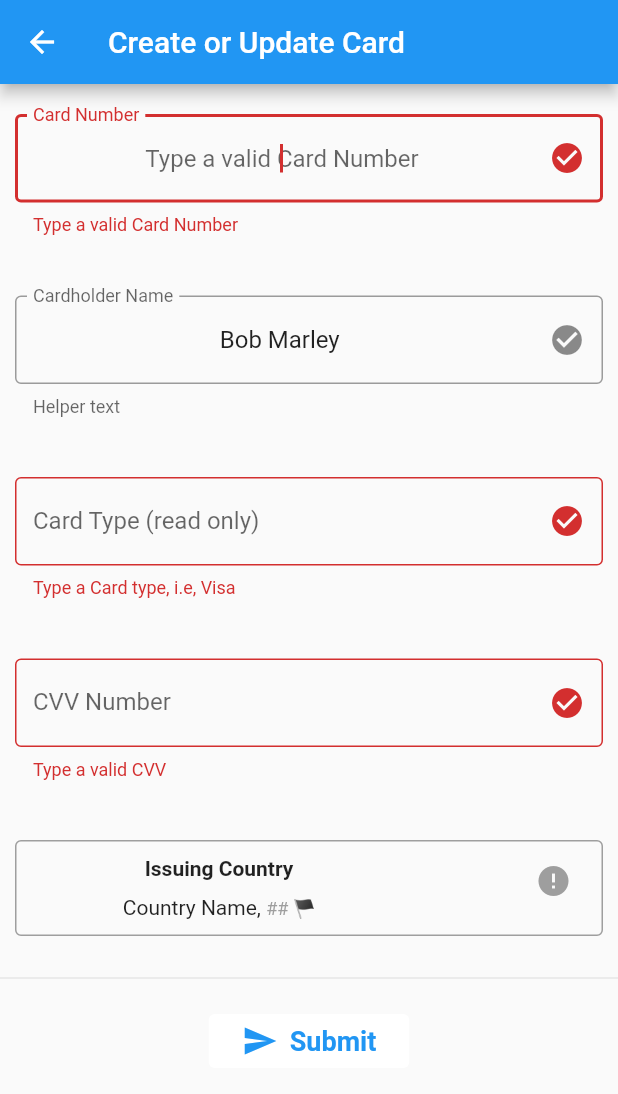
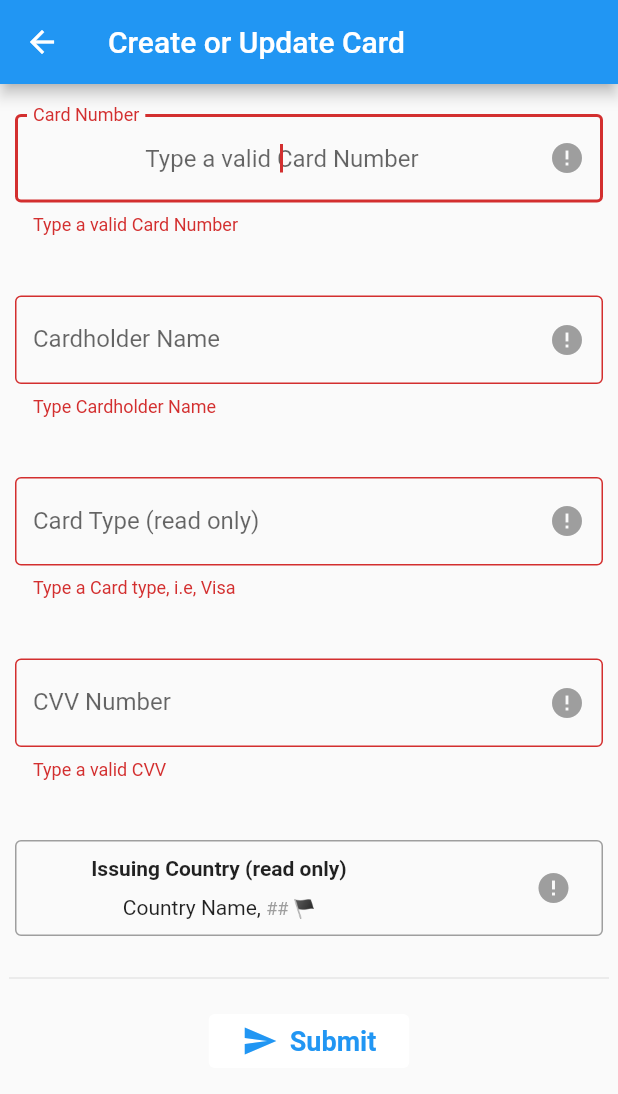
Before and after one commit to makhosi6/card_security_system, a Flutter app: the CreateEditCard screen opened by its route, after a tap on "Submit", on a phone screen of 412 x 824 dp. Shown: the top 1094 px of the screen. Run offline on Flutter 3.47's test engine with Material 2 defaults, Android fonts, the phone set to English and light mode, and no system bars; our stand-ins replace flutter_slidable, flutter_speed_dial; missing offline and left inert: credit_card_scanner, credit_card_type_detector.

Commit message:
Tue May  2 23:52:59 SAST 2023 - improve the add/update card form, and add user confirmation/feedback as they type.

```diff
--- a/lib/models/country.dart
+++ b/lib/models/country.dart
@@ -9,8 +9,10 @@ class Country {
 
   $toMap() => {"name": name, "code": code};
 
-  flag() => code.toUpperCase().replaceAllMapped(RegExp(r'[A-Z]'),
-      (match) => String.fromCharCode(match.group(0)!.codeUnitAt(0) + 127397));
+  String get flag {
+    return code.toUpperCase().replaceAllMapped(RegExp(r'[A-Z]'),
+        (match) => String.fromCharCode(match.group(0)!.codeUnitAt(0) + 127397));
+  }
 
   @override
   String toString() {
--- a/lib/pages/create_edit_card_page.dart
+++ b/lib/pages/create_edit_card_page.dart
@@ -1,7 +1,7 @@
 import 'package:card_security_system/models/country.dart';
 import 'package:card_security_system/provider/card_details.dart';
 import 'package:card_security_system/utils/helpers.dart';
-import 'package:credit_card_scanner/models/card_details.dart';
+import 'package:credit_card_scanner/credit_card_scanner.dart';
 import 'package:credit_card_type_detector/credit_card_type_detector.dart';
 import 'package:flutter/foundation.dart';
 import 'package:flutter/material.dart';
@@ -11,10 +11,13 @@ import 'package:provider/provider.dart';
 final _formKey = GlobalKey<FormState>();
 
 class CreateEditCard extends StatefulWidget {
+  /// Named of the page/route
   static const routeName = "create-edit-card-details";
 
+  /// (Optional) Initial card details passed from the previous page
   final CardDetails? cardDetails;
 
+  /// a page that contains the form used to create or edit the card details
   const CreateEditCard({super.key, this.cardDetails});
 
   @override
@@ -22,14 +25,29 @@ class CreateEditCard extends StatefulWidget {
 }
 
 class _CreateEditCardState extends State<CreateEditCard> {
+  /// value received from the child input field [Card number], as a String because [TextFormField] returns Strings only
   String _cardNumber = "";
 
+  /// value received from the child input field [Cardholder Name], as a String because [TextFormField] returns Strings only
+  final String _cardHolder = "";
+
+  /// value received from the child input field [Card type], as a String because [TextFormField] returns Strings only
+  final String _cardType = "";
+
+  /// value received from the child input field [CVV number], as a String because [TextFormField] returns Strings only
+  final String _cvvNumber = "";
+
+  /// a [Country] object, received from the [binlist.net] API via the [fetchIssuingCountry] function, calculated using the first 6 digits of a credit card number
+  /// - Requests are throttled at 10 per minute
   Country? country;
 
+  /// Get the issuing country using the first  6 digits of a bank card number
+  /// - powered by the [binlist.net] API
   void fetchIssuingCountry() async {
+    try {
       print("Update country");
       var issuingCountry =
-        _cardNumber.isEmpty ? null : await getIssuingCountry(_cardNumber);
+          _cardNumber.isNotEmpty ? await getIssuingCountry(_cardNumber) : null;
 
       if (issuingCountry != null && issuingCountry.isNotEmpty && mounted) {
         print("Update country");
@@ -39,11 +57,25 @@ class _CreateEditCardState extends State<CreateEditCard> {
               code: issuingCountry["country"]["alpha2"]);
         });
       }
+    } catch (e) {
+      print(e.toString());
+    }
   }
 
   @override
   Widget build(BuildContext context) {
-    return Scaffold(
+    var isAndroid = TargetPlatform.android == defaultTargetPlatform;
+    var isDark = Theme.of(context).brightness == Brightness.dark;
+
+    ///
+    return WillPopScope(
+      onWillPop: () async {
+        /// clear stale data as we dispose the page
+        Provider.of<InferCardType>(context, listen: false).value = "";
+
+        return true;
+      },
+      child: Scaffold(
         appBar: AppBar(
           title: const Text("Create or Update Card"),
         ),
@@ -83,11 +115,11 @@ class _CreateEditCardState extends State<CreateEditCard> {
                           setValue: (String value) {},
                           hint: 'Type Cardholder Name',
                           label: 'Cardholder Name',
-                        initialValue: "Bob Marley",
+                          // initialValue: "Bob Marley",
                           type: TextInputType.name,
                         ),
 
-                      /// card type input field
+                        /// Card type input field, listens for changes from the [InferCardType] provider and acts accordingly
                         ValueListenableBuilder<String?>(
                           valueListenable: ValueNotifier(
                               Provider.of<InferCardType>(context).value),
@@ -104,7 +136,7 @@ class _CreateEditCardState extends State<CreateEditCard> {
                           },
                         ),
 
-                      /// Card CVV input field
+                        /// Card CVV input field,
                         _NamedTextInputWidget(
                             setValue: (String value) {},
                             hint: 'Type a valid CVV',
@@ -112,7 +144,7 @@ class _CreateEditCardState extends State<CreateEditCard> {
                             inputLimit: 4 // 3 to 4,
                             ),
 
-                      /// issuing country
+                        /// issuing country, powered by the [binlist.net] API
                         Container(
                           width: 400.0,
                           padding: const EdgeInsets.only(bottom: 10),
@@ -134,7 +166,7 @@ class _CreateEditCardState extends State<CreateEditCard> {
                                       const Padding(
                                         padding: EdgeInsets.all(10.0),
                                         child: Text(
-                                        'Issuing Country',
+                                          'Issuing Country (read only)',
                                           style: TextStyle(
                                             fontSize: 14.0,
                                             fontWeight: FontWeight.bold,
@@ -153,7 +185,7 @@ class _CreateEditCardState extends State<CreateEditCard> {
                                         ),
                                         TextSpan(
                                           text: country != null
-                                            ? "${country?.code} ${country?.flag()}"
+                                              ? "${country?.code} ${country?.flag}"
                                               : '## 🏴',
                                           style: const TextStyle(
                                               fontSize: 12, color: Colors.grey),
@@ -164,7 +196,7 @@ class _CreateEditCardState extends State<CreateEditCard> {
                                 ),
                                 Padding(
                                   padding: const EdgeInsets.only(
-                                    left: 20.0, right: 20.0),
+                                      left: 20.0, right: 20.0, top: 10),
                                   child: Icon(
                                     country != null
                                         ? Icons.check_circle
@@ -180,7 +212,7 @@ class _CreateEditCardState extends State<CreateEditCard> {
                         ),
 
                         ///divider
-                      const Divider(),
+                        const SizedBox(width: 400.0, child: Divider()),
 
                         ///Submit button
                         Padding(
@@ -195,9 +227,15 @@ class _CreateEditCardState extends State<CreateEditCard> {
                               ),
                             ),
                             onPressed: () {
+                              /// check if form is filled correctly
                               if (_formKey.currentState!.validate()) {
+                                /// then save
                                 _formKey.currentState?.save();
                               }
+
+                              // and clear the form
+
+                              //then navigate away
                             },
                             style: ButtonStyle(
                               padding: MaterialStateProperty.all(
@@ -205,7 +243,8 @@ class _CreateEditCardState extends State<CreateEditCard> {
                                   top: 5.0,
                                   bottom: 5.0,
                                   left: 22.0,
-                                  right: 22.0),
+                                  right: 22.0,
+                                ),
                               ),
                               backgroundColor:
                                   MaterialStateProperty.all(Colors.white),
@@ -220,6 +259,7 @@ class _CreateEditCardState extends State<CreateEditCard> {
             ),
           ),
         ),
+      ),
     );
   }
 
@@ -230,18 +270,25 @@ class _CreateEditCardState extends State<CreateEditCard> {
 }
 
 class _NamedTextInputWidget extends StatefulWidget {
+  /// Use this callback/param to update the parent, push the value up the tree
   void Function(String value) setValue;
 
+  /// Displayed name of the ipt field
   String? label;
 
+  /// Hint or helper text OR description
   String? hint;
 
+  /// data type, text or number
   TextInputType? type;
 
+  /// Expected maximum number of digits or letter
   int? inputLimit;
 
+  /// initial value of the field passed from the parent widget
   dynamic initialValue;
 
+  /// is it a read oly input field
   bool? readOnly;
 
   _NamedTextInputWidget({
@@ -266,11 +313,24 @@ class _NamedTextInputWidgetState extends State<_NamedTextInputWidget> {
   ///
   final FocusNode focusNode = FocusNode();
 
+  /// is the field value a valid input
+  var isValidated = false;
+
   ///
   @override
   void initState() {
     super.initState();
     print("SET TO ${widget.initialValue}");
+
+    focusNode.addListener(() {
+      /// on focus event, update the parent, push the value up the tree
+      if (widget.label == 'Card Number') {
+        widget.setValue(inputController.value.text);
+      }
+    });
+
+    /// is [widget.initialValue] a valid value
+    isValidated = validate(widget.initialValue) == null;
 
     /// set initial value if available
     if (widget.initialValue != null) inputController.text = widget.initialValue;
@@ -288,34 +348,20 @@ class _NamedTextInputWidgetState extends State<_NamedTextInputWidget> {
         autofocus: true,
         readOnly: widget.readOnly ?? false,
         textAlign: TextAlign.center,
-
-        ///
         decoration: InputDecoration(
           hintMaxLines: 1,
           errorMaxLines: 1,
           constraints: const BoxConstraints(maxWidth: 400.0),
           hintText: widget.hint ?? "Please type...",
-          // icon: const Icon(Icons.favorite),
           labelText: widget.label,
-          helperText: 'Helper text',
-          suffixIcon: const Icon(
-            Icons.check_circle,
+          suffixIcon: Icon(
+            isValidated ? Icons.check_circle : Icons.error,
+            color: isValidated ? Colors.greenAccent[400] : Colors.grey,
           ),
           border: const OutlineInputBorder(),
         ),
-
-        ///
         controller: inputController,
-        onSaved: (input) {},
-        onTapOutside: (_) {
-          print("EDIT COMPLETE");
-          if (widget.label == 'Card Number') {
-            widget.setValue(inputController.value.text);
-          }
-        },
         onChanged: (value) {
-          print(value.isNotEmpty);
-
           /// onChange
           ///  - brodcast type inferred card type using the card number
           if (value.isNotEmpty && widget.label == 'Card Number') {
@@ -324,8 +370,13 @@ class _NamedTextInputWidgetState extends State<_NamedTextInputWidget> {
             Provider.of<InferCardType>(context, listen: false).value =
                 types.name;
           }
+
+          ///Check the value, and then,
+          /// update the check icon to a green color for user confirmation
+          setState(() {
+            isValidated = validate(value) == null;
+          });
         },
-
         keyboardType: widget.type ?? TextInputType.number,
         inputFormatters: <TextInputFormatter>[
           (widget.type == TextInputType.number || widget.type == null)
@@ -333,7 +384,15 @@ class _NamedTextInputWidgetState extends State<_NamedTextInputWidget> {
               : FilteringTextInputFormatter.deny(RegExp(r'[/\\]')),
           LengthLimitingTextInputFormatter(widget.inputLimit)
         ],
-        validator: (value) {
+        validator: validate,
+      ),
+    );
+  }
+
+  /// Check if the [value] is valid
+  /// - returns [null] is its valid
+  /// - a string if it's not valid
+  String? validate(String? value) {
     if (kDebugMode) {
       print("Value From ${widget.label} | $value");
     }
@@ -341,11 +400,71 @@ class _NamedTextInputWidgetState extends State<_NamedTextInputWidget> {
       return widget.hint;
     }
 
+    /// validation for each type
+    switch (widget.label) {
+      case 'Card Number':
+        {
+          /// must have more than 16 digits
+          if (value.length < 16) {
+            return "A valid card number has more than 16 digits.";
+          }
+
+          /// must have less than 19 digits
+          if (value.length > 19) {
+            return "A valid card number has a maximum of 19 digits.";
+          }
+          //
+          break;
+        }
+      case 'Cardholder Name':
+        {
+          /// must have more than 2 letters
+          if (value.length < 2) {
+            return "A valid name has more than 2 letters.";
+          }
+          break;
+        }
+      case 'Card Type (read only)':
+        {
+          /// Valid card issues, 'unknown' is not a valid issue
+          var issuers = CardIssuer.values.map((e) => e.name).toList()
+            ..remove("unknown");
+
+          /// must be one of the issuers
+
+          if (!issuers.contains(value.toLowerCase())) {
+            return "The provided value is not a valid issuer";
+          }
+          //
+          break;
+        }
+      case 'CVV Number':
+        {
+          print("|$value|   ${value.length}");
+
+          /// must have between 3 and 4 digits
+          if (value.trim().length != 3 && value.trim().length != 4) {
+            return "A valid CVV number has 3 to 4 digits.";
+          }
+          break;
+        }
+
+      default:
+        {
+          print("default");
+        }
+    }
+
+    /// update the parent, push the value up the tree
     widget.setValue(value);
+
+    /// at this the field value is valid
+    setState(() {
+      isValidated = true;
+    });
+
+    /// then return null
     return null;
-        },
-      ),
-    );
   }
 
   @override
```
Also changed, not shown: 1 other file. Lines whose indentation alone changed are shown as unchanged.
